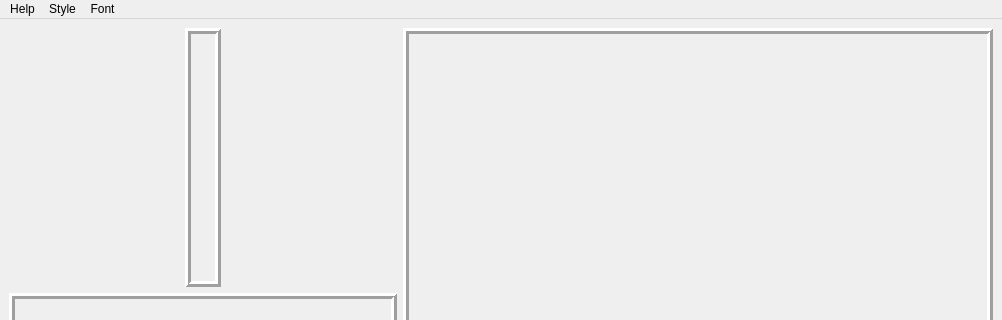
Above: osrsmath/apps/optimize/gui_single.ui from Palfore/OSRSmath before the change; both pictures show x 0 to 1002 and y 0 to 320 of the 1002 by 583 pixel window. Below: the same form after it.
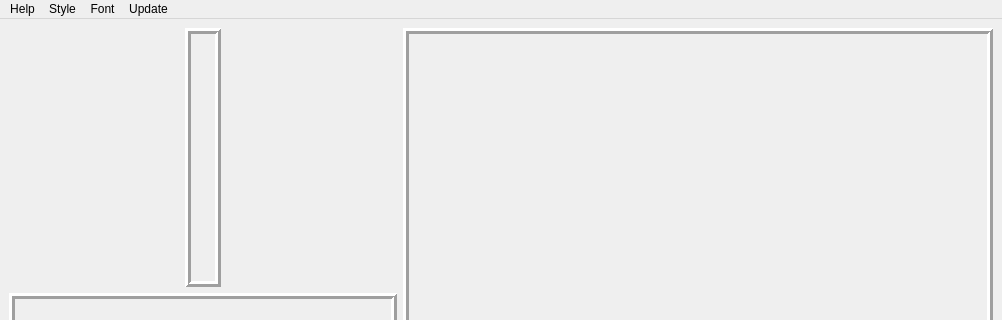
That is the form after the change. Icons and pictures are not drawn. Custom widgets are drawn as their Qt base class.

What changed in the file:
```diff
--- a/osrsmath/apps/optimize/gui_single.ui
+++ b/osrsmath/apps/optimize/gui_single.ui
@@ -147,9 +147,16 @@
     <addaction name="actionIncrease_Size"/>
     <addaction name="actionDecrease_Size"/>
    </widget>
+   <widget class="QMenu" name="menuUpdate">
+    <property name="title">
+     <string>Update</string>
+    </property>
+    <addaction name="actionUpdate_Now"/>
+   </widget>
    <addaction name="menuHelp"/>
    <addaction name="menuView"/>
    <addaction name="menuFont"/>
+   <addaction name="menuUpdate"/>
   </widget>
   <widget class="QStatusBar" name="statusbar"/>
   <action name="actionOverview">
```
Left out of the diff: 29 changed lines with no effect on the pictures.
